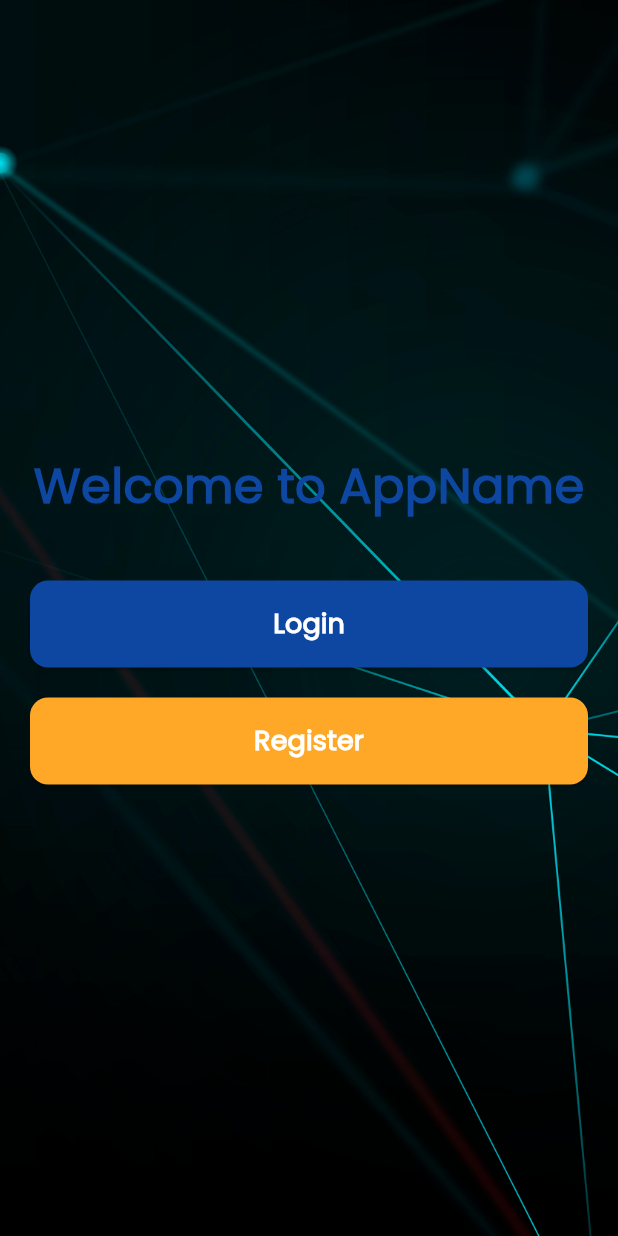
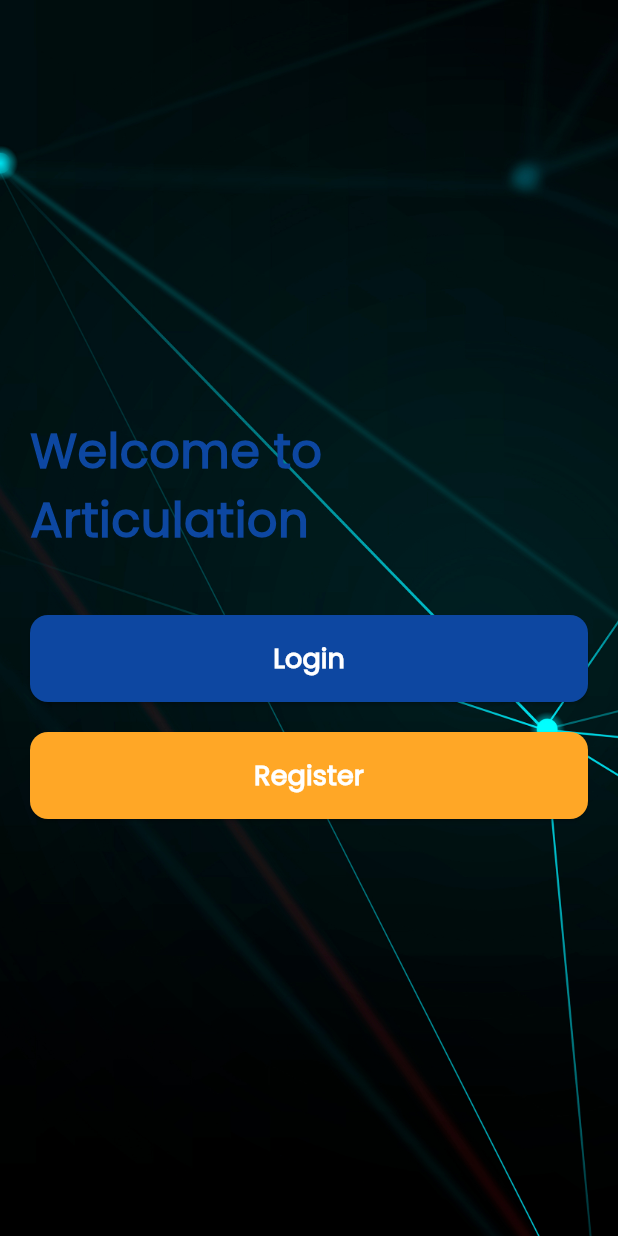
Before and after one commit to Charitha615/Articulation-Research, a Flutter app: the screen it shows after launch, on a phone screen of 412 x 824 dp. Run offline on Flutter 3.47's test engine with Material 3 defaults, Android fonts, the phone set to English and light mode, and no system bars; our stand-ins replace audioplayers, file_picker, flutter_svg, google_fonts, permission_handler; missing offline and left inert: flutter_sound.

Commit message:
Update welcome_screen.dart

```diff
--- a/flutter_application_1/lib/screens/welcome_screen.dart
+++ b/flutter_application_1/lib/screens/welcome_screen.dart
@@ -23,7 +23,7 @@ class WelcomeScreen extends StatelessWidget {
               mainAxisAlignment: MainAxisAlignment.center,
               children: [
                 Text(
-                  'Welcome to AppName',
+                  'Welcome to Articulation',
                   style: GoogleFonts.poppins(
                     fontSize: 32,
                     fontWeight: FontWeight.bold,
```
